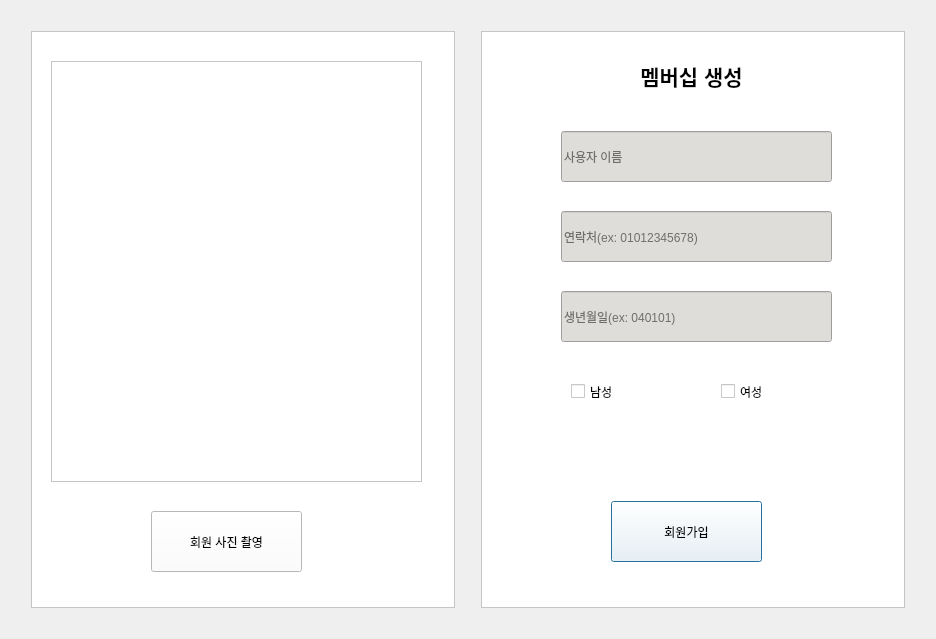
Old version of the form GUI/signup.ui in the repository pJunghan/RobotArm.
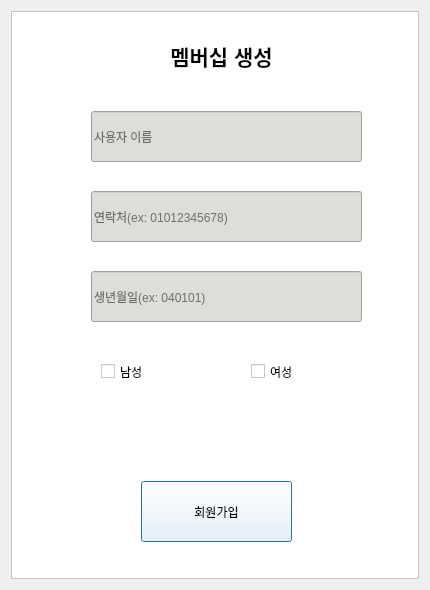
New version of the form.

Commit message: Updated GUI added signup page

Patch:
```diff
--- a/GUI/signup.ui
+++ b/GUI/signup.ui
@@ -6,8 +6,8 @@
    <rect>
     <x>0</x>
     <y>0</y>
-    <width>936</width>
-    <height>639</height>
+    <width>430</width>
+    <height>590</height>
    </rect>
   </property>
   <property name="windowTitle">
@@ -17,98 +17,7 @@
    <string notr="true"/>
   </property>
   <layout class="QGridLayout" name="gridLayout">
-   <item row="2" column="0">
-    <spacer name="verticalSpacer">
-     <property name="orientation">
-      <enum>Qt::Vertical</enum>
-     </property>
-     <property name="sizeHint" stdset="0">
-      <size>
-       <width>20</width>
-       <height>560</height>
-      </size>
-     </property>
-    </spacer>
-   </item>
-   <item row="0" column="3">
-    <spacer name="horizontalSpacer_3">
-     <property name="orientation">
-      <enum>Qt::Horizontal</enum>
-     </property>
-     <property name="sizeHint" stdset="0">
-      <size>
-       <width>409</width>
-       <height>20</height>
-      </size>
-     </property>
-    </spacer>
-   </item>
-   <item row="4" column="1">
-    <spacer name="horizontalSpacer">
-     <property name="orientation">
-      <enum>Qt::Horizontal</enum>
-     </property>
-     <property name="sizeHint" stdset="0">
-      <size>
-       <width>410</width>
-       <height>20</height>
-      </size>
-     </property>
-    </spacer>
-   </item>
-   <item row="4" column="3">
-    <spacer name="horizontalSpacer_4">
-     <property name="orientation">
-      <enum>Qt::Horizontal</enum>
-     </property>
-     <property name="sizeHint" stdset="0">
-      <size>
-       <width>409</width>
-       <height>20</height>
-      </size>
-     </property>
-    </spacer>
-   </item>
-   <item row="2" column="4">
-    <spacer name="verticalSpacer_3">
-     <property name="orientation">
-      <enum>Qt::Vertical</enum>
-     </property>
-     <property name="sizeHint" stdset="0">
-      <size>
-       <width>20</width>
-       <height>560</height>
-      </size>
-     </property>
-    </spacer>
-   </item>
-   <item row="0" column="1">
-    <spacer name="horizontalSpacer_2">
-     <property name="orientation">
-      <enum>Qt::Horizontal</enum>
-     </property>
-     <property name="sizeHint" stdset="0">
-      <size>
-       <width>410</width>
-       <height>20</height>
-      </size>
-     </property>
-    </spacer>
-   </item>
-   <item row="2" column="2">
-    <spacer name="verticalSpacer_2">
-     <property name="orientation">
-      <enum>Qt::Vertical</enum>
-     </property>
-     <property name="sizeHint" stdset="0">
-      <size>
-       <width>20</width>
-       <height>560</height>
-      </size>
-     </property>
-    </spacer>
-   </item>
-   <item row="2" column="3">
+   <item row="1" column="0">
     <widget class="QFrame" name="frame">
      <property name="styleSheet">
       <string notr="true">background-color: rgb(255, 255, 255);</string>
@@ -252,54 +161,6 @@
      </widget>
     </widget>
    </item>
-   <item row="2" column="1">
-    <widget class="QFrame" name="frame_2">
-     <property name="styleSheet">
-      <string notr="true">background-color: rgb(255, 255, 255);</string>
-     </property>
-     <property name="frameShape">
-      <enum>QFrame::StyledPanel</enum>
-     </property>
-     <property name="frameShadow">
-      <enum>QFrame::Raised</enum>
-     </property>
-     <widget class="QPushButton" name="takePhotoBtn">
-      <property name="geometry">
-       <rect>
-        <x>120</x>
-        <y>480</y>
-        <width>151</width>
-        <height>61</height>
-       </rect>
-      </property>
-      <property name="text">
-       <string>회원 사진 촬영</string>
-      </property>
-     </widget>
-     <widget class="QGraphicsView" name="graphicsView">
-      <property name="geometry">
-       <rect>
-        <x>20</x>
-        <y>30</y>
-        <width>371</width>
-        <height>421</height>
-       </rect>
-      </property>
-      <property name="styleSheet">
-       <string notr="true">border-color: rgb(98, 160, 234);</string>
-      </property>
-      <property name="backgroundBrush">
-       <brush brushstyle="SolidPattern">
-        <color alpha="255">
-         <red>0</red>
-         <green>0</green>
-         <blue>0</blue>
-        </color>
-       </brush>
-      </property>
-     </widget>
-    </widget>
-   </item>
   </layout>
   <zorder>frame_2</zorder>
   <zorder>frame</zorder>
```
Left out of the diff: 12 changed lines with no effect on the pictures. The commit also changes 14 other files.
